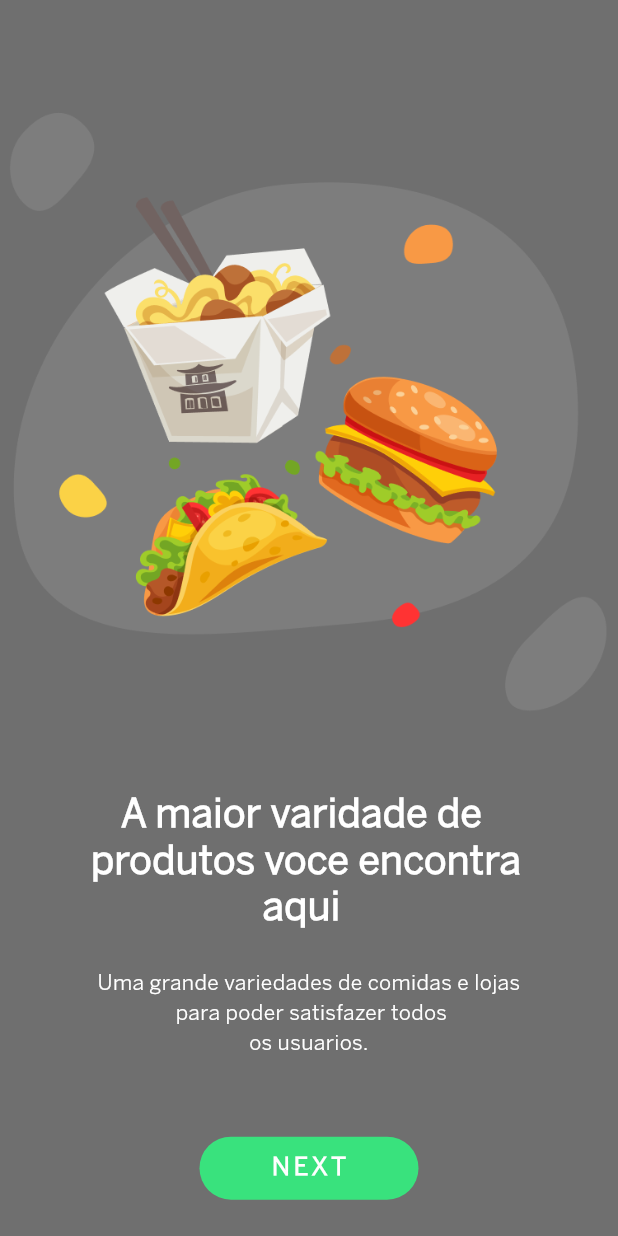
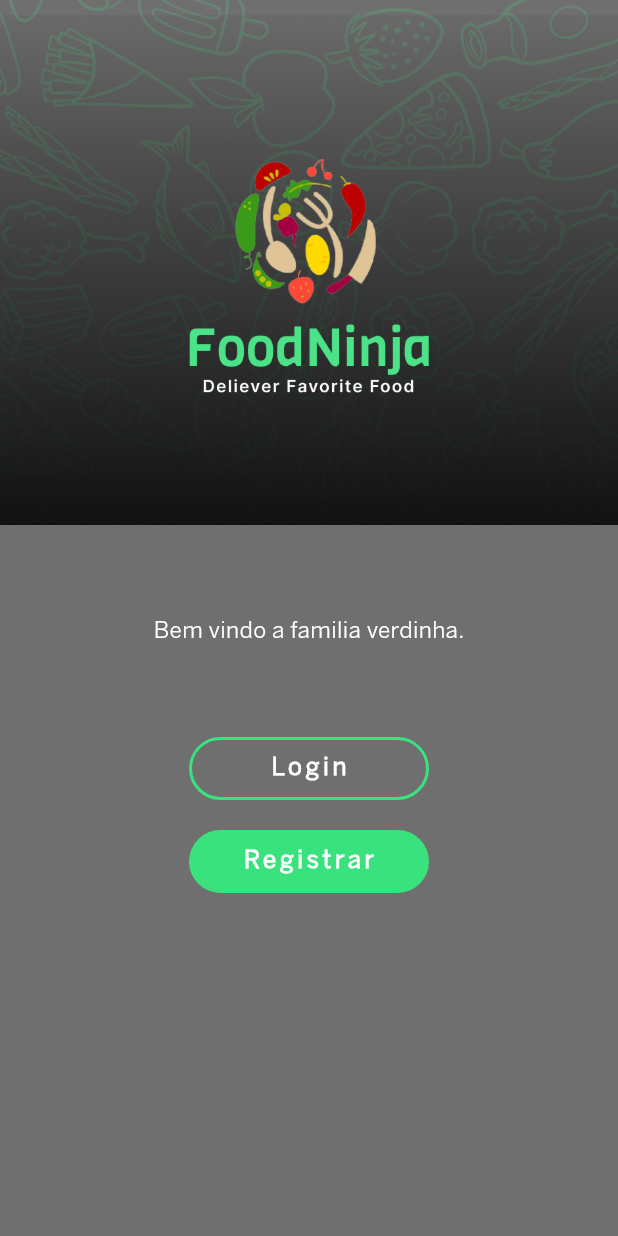
Before and after one commit to Jonata-tr/Delivery-app, a Flutter app: the NextScreen screen opened directly, after a tap on "NEXT", on a phone screen of 412 x 824 dp. Run offline on Flutter 3.47's test engine with Material 3 defaults, Android fonts, the light colour scheme and no system bars.

Commit message:
Finalizado a componetização dos campos de input, e feito a tela de login

```diff
--- a/lib/common/color_extension.dart
+++ b/lib/common/color_extension.dart
@@ -4,4 +4,7 @@ class Tcolor {
   static Color get primaryColor => const Color.fromARGB(255, 57, 226, 125);
   static Color get buttonText => const Color.fromARGB(255, 255, 255, 255);
   static Color get bgSecundary => const Color.fromARGB(0, 255, 255, 255);
+  static Color get placeHolder => const Color.fromARGB(207, 255, 255, 255);
+  static Color get textField => const Color.fromARGB(10, 255, 255, 255);
+  static Color get secondaryText => const Color.fromARGB(255, 145, 145, 145);
 }
--- a/lib/common_widget/round_button.dart
+++ b/lib/common_widget/round_button.dart
@@ -18,23 +18,29 @@ class RoundButton extends StatelessWidget {
     return InkWell(
       onTap: onPressed,
       child: SizedBox(
-        width: 146,
+          width: 160,
           height: 42,
           child: TextButton(
             style: TextButton.styleFrom(
-                backgroundColor: type == RoundButtonType.bgPrimary //Muda o fundo do button dependendo do tipo dele, o secundario é um butao sem fundo e com bordas.
+                backgroundColor: type ==
+                        RoundButtonType
+                            .bgPrimary //Muda o fundo do button dependendo do tipo dele, o secundario é um butao sem fundo e com bordas.
                     ? Tcolor.primaryColor
                     : Tcolor.bgSecundary,
-                side: type == RoundButtonType.bgPrimary //Cria uma borda caso seja criado um butao secundario
+                side: type ==
+                        RoundButtonType
+                            .bgPrimary //Cria uma borda caso seja criado um butao secundario
                     ? null
                     : BorderSide(width: 2.0, color: Tcolor.primaryColor)),
-            onPressed: onPressed, //Faz com o onPressed seja definido apenas na passada de parametros da classe
+            onPressed:
+                onPressed, //Faz com o onPressed seja definido apenas na passada de parametros da classe
             child: Text(
               title,
               style: TextStyle(
                 color: type == RoundButtonType.bgPrimary
                     ? Colors.white
-                    : Tcolor.buttonText, //Muda a cor do texto baseado no tipo do butao
+                    : Tcolor
+                        .buttonText, //Muda a cor do texto baseado no tipo do butao
                 fontSize: 16,
                 fontFamily: 'BentoSans',
                 fontWeight: FontWeight.bold,
--- /dev/null
+++ b/lib/view/login/login_screen.dart
@@ -0,0 +1,87 @@
+import 'package:delivery_app/common_widget/round_button.dart';
+import 'package:delivery_app/common_widget/round_text_field.dart';
+import 'package:delivery_app/view/login/login_view.dart';
+import 'package:delivery_app/view/login/singup_view.dart';
+import 'package:flutter/material.dart';
+
+class LoginScreen extends StatefulWidget {
+  const LoginScreen({super.key});
+
+  @override
+  State<LoginScreen> createState() => _LoginScreenState();
+}
+
+class _LoginScreenState extends State<LoginScreen> {
+  @override
+  Widget build(BuildContext context) {
+    var media = MediaQuery.of(context).size;
+
+    return Scaffold(
+      body: SingleChildScrollView(
+        child: Column(
+          children: [
+            Stack(
+              alignment: Alignment.center,
+              children: [
+                Image.asset(
+                  "assets/img/Pattern.png",
+                  fit: BoxFit.contain,
+                ),
+                Positioned(
+                  top: 10,
+                  child: Image.asset(
+                    width: media.width,
+                    "assets/img/Gradient.png",
+                  ),
+                ),
+                Image.asset(
+                  "assets/img/Logo.png",
+                  width: media.width * 0.4,
+                  height: media.height * 0.4,
+                  fit: BoxFit.contain,
+                )
+              ],
+            ),
+            const SizedBox(
+              height: 60,
+            ),
+            const Text(
+              "Bem vindo a familia verdinha.",
+              style: TextStyle(
+                color: Colors.white,
+                fontSize: 15,
+                fontFamily: "BentoSans",
+                fontWeight: FontWeight.w500,
+              ),
+            ),
+            const SizedBox(
+              height: 60,
+            ),
+            RoundButton(
+              title: "Login",
+              onPressed: () {
+                Navigator.push(
+                  context,
+                  MaterialPageRoute(builder: (media) => const LoginView()),
+                );
+              },
+              type: RoundButtonType.textPrimary,
+            ),
+            const SizedBox(
+              height: 20,
+            ),
+            RoundButton(
+                title: "Registrar",
+                onPressed: () => {
+                      Navigator.push(
+                          context,
+                          MaterialPageRoute(
+                              builder: (context) => const SingupScreen()))
+                    },
+                type: RoundButtonType.bgPrimary),
+          ],
+        ),
+      ),
+    );
+  }
+}
--- a/lib/view/welcome_screen/nextScreen.dart
+++ b/lib/view/welcome_screen/nextScreen.dart
@@ -1,5 +1,6 @@
 import "package:delivery_app/common_widget/round_button.dart";
 import "package:flutter/material.dart";
+import "../login/login_screen.dart";
 
 class NextScreen extends StatefulWidget {
   const NextScreen({super.key});
@@ -61,14 +62,12 @@ class _NextScreenState extends State<NextScreen> {
             ),
             SizedBox(height: media.width * 0.125),
 
-            RoundButton(
+            RoundButton( //Componente da pasta Common_Widgt
                 title: "NEXT",
                 type: RoundButtonType.bgPrimary,
                 onPressed: () {
-                  Navigator.push(
-                      context,
-                      MaterialPageRoute(
-                          builder: (media) => const NextScreen()));
+                  Navigator.push(context,
+                      MaterialPageRoute(builder: (media) => const LoginScreen()));
                 })
           ]),
     );
```
Also changed, not shown: lib/common_widget/round_text_field.dart (added, +41 -0 lines), lib/view/login/login_view.dart (added, +212 -0 lines), lib/view/on_boarding/startup_view.dart (+29 -12 lines), assets/img/Gradient.png (added), assets/img/Pattern.png, assets/img/facebook.png (added), assets/img/google.png (added).
